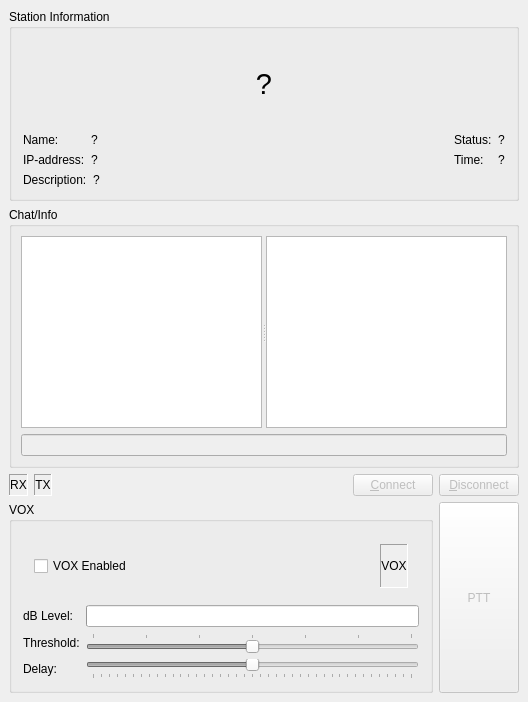
Before: the Qt Designer form src/qtel/ComDialogBase.ui in sm0svx/svxlink, drawn with Qt 5.
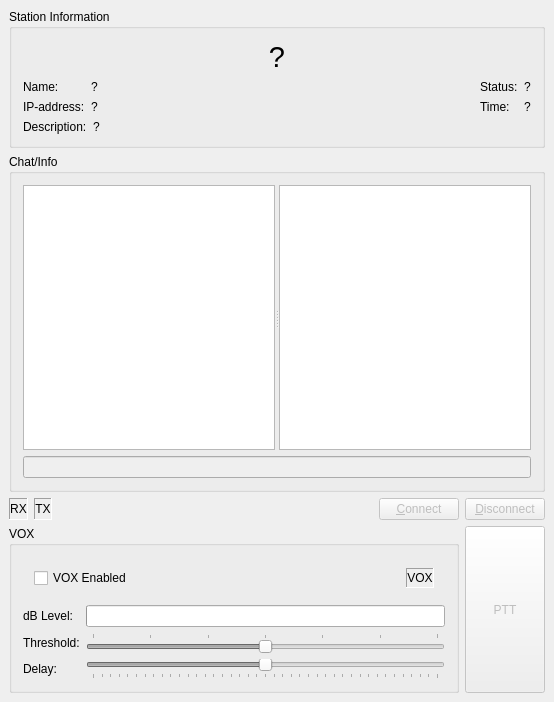
After: the same form once the commit is applied.

Commit message:
* Qtel bugfix: Copy text from chat or info dialog did not work.
* Qtel bugfix: Vertical resize bug in the ComDialog. All widgets resized
  instead of just the chat and info views.

* Qtel bugfix: If double clicking on a station to open the ComDialog
  window, one had to click on the first column. If another column
  was clicked, the contents of that would be used as the callsign.

* Qtel bugfix: Intermittent craches when closing the ComDialog while
  connected.

Patch:
```diff
--- a/src/qtel/ComDialogBase.ui
+++ b/src/qtel/ComDialogBase.ui
@@ -1,18 +1,16 @@
 <ui version="4.0" >
  <class>ComDialogBase</class>
- <widget class="QDialog" name="ComDialogBase" >
-  <property name="geometry" >
+ <widget class="QDialog" name="ComDialogBase">
+  <property name="geometry">
    <rect>
     <x>0</x>
     <y>0</y>
-    <width>528</width>
+    <width>554</width>
     <height>702</height>
    </rect>
   </property>
-  <property name="sizePolicy" >
-   <sizepolicy>
-    <hsizetype>0</hsizetype>
-    <vsizetype>0</vsizetype>
+  <property name="sizePolicy">
+   <sizepolicy hsizetype="Fixed" vsizetype="Fixed">
     <horstretch>0</horstretch>
     <verstretch>0</verstretch>
    </sizepolicy>
@@ -39,20 +37,18 @@
       <property name="spacing" >
        <number>6</number>
       </property>
-      <item row="0" column="0" colspan="2" >
-       <layout class="QHBoxLayout" >
-        <property name="margin" >
+      <item row="0" column="0" colspan="2">
+       <layout class="QHBoxLayout">
+        <property name="spacing">
+         <number>6</number>
+        </property>
+        <property name="margin">
          <number>11</number>
         </property>
-        <property name="spacing" >
-         <number>6</number>
-        </property>
         <item>
-         <widget class="QCheckBox" name="vox_enabled_checkbox" >
-          <property name="sizePolicy" >
-           <sizepolicy>
-            <hsizetype>0</hsizetype>
-            <vsizetype>0</vsizetype>
+         <widget class="QCheckBox" name="vox_enabled_checkbox">
+          <property name="sizePolicy">
+           <sizepolicy hsizetype="Fixed" vsizetype="Fixed">
             <horstretch>0</horstretch>
             <verstretch>0</verstretch>
            </sizepolicy>
@@ -209,10 +205,8 @@
      <property name="enabled" >
       <bool>false</bool>
      </property>
-     <property name="sizePolicy" >
-      <sizepolicy>
-       <hsizetype>5</hsizetype>
-       <vsizetype>5</vsizetype>
+     <property name="sizePolicy">
+      <sizepolicy hsizetype="Preferred" vsizetype="Preferred">
        <horstretch>0</horstretch>
        <verstretch>0</verstretch>
       </sizepolicy>
@@ -225,44 +219,45 @@
      </property>
     </widget>
    </item>
-   <item row="1" column="0" colspan="2" >
-    <widget class="QGroupBox" name="groupBox_2" >
-     <property name="title" >
+   <item row="1" column="0" colspan="2">
+    <widget class="QGroupBox" name="groupBox_2">
+     <property name="sizePolicy">
+      <sizepolicy hsizetype="Preferred" vsizetype="Expanding">
+       <horstretch>0</horstretch>
+       <verstretch>0</verstretch>
+      </sizepolicy>
+     </property>
+     <property name="title">
       <string>Chat/Info</string>
      </property>
-     <layout class="QVBoxLayout" >
-      <property name="margin" >
-       <number>9</number>
-      </property>
-      <property name="spacing" >
-       <number>6</number>
-      </property>
+     <layout class="QVBoxLayout" name="verticalLayout">
       <item>
-       <widget class="QSplitter" name="splitter" >
-        <property name="orientation" >
+       <widget class="QSplitter" name="splitter_2">
+        <property name="orientation">
          <enum>Qt::Horizontal</enum>
         </property>
-        <widget class="QTextEdit" name="chat_incoming" >
-         <property name="focusPolicy" >
-          <enum>Qt::NoFocus</enum>
+        <widget class="QTextBrowser" name="chat_incoming">
+         <property name="focusPolicy">
+          <enum>Qt::ClickFocus</enum>
          </property>
-         <property name="readOnly" >
-          <bool>true</bool>
+         <property name="html">
+          <string>&lt;!DOCTYPE HTML PUBLIC &quot;-//W3C//DTD HTML 4.0//EN&quot; &quot;http://www.w3.org/TR/REC-html40/strict.dtd&quot;&gt;
+&lt;html&gt;&lt;head&gt;&lt;meta name=&quot;qrichtext&quot; content=&quot;1&quot; /&gt;&lt;style type=&quot;text/css&quot;&gt;
+p, li { white-space: pre-wrap; }
+&lt;/style&gt;&lt;/head&gt;&lt;body style=&quot; font-family:'Sans Serif'; font-size:9pt; font-weight:400; font-style:normal;&quot;&gt;
+&lt;p style=&quot;-qt-paragraph-type:empty; margin-top:0px; margin-bottom:0px; margin-left:0px; margin-right:0px; -qt-block-indent:0; text-indent:0px;&quot;&gt;&lt;/p&gt;&lt;/body&gt;&lt;/html&gt;</string>
          </property>
         </widget>
-        <widget class="QTextEdit" name="info_incoming" >
-         <property name="focusPolicy" >
-          <enum>Qt::NoFocus</enum>
-         </property>
-         <property name="readOnly" >
-          <bool>true</bool>
+        <widget class="QTextBrowser" name="info_incoming">
+         <property name="focusPolicy">
+          <enum>Qt::ClickFocus</enum>
          </property>
         </widget>
        </widget>
       </item>
       <item>
-       <widget class="QLineEdit" name="chat_outgoing" >
-        <property name="enabled" >
+       <widget class="QLineEdit" name="chat_outgoing">
+        <property name="enabled">
          <bool>false</bool>
         </property>
        </widget>
@@ -270,17 +265,17 @@
      </layout>
     </widget>
    </item>
-   <item row="2" column="0" colspan="2" >
-    <layout class="QHBoxLayout" >
-     <property name="margin" >
-      <number>0</number>
-     </property>
-     <property name="spacing" >
+   <item row="2" column="0" colspan="2">
+    <layout class="QHBoxLayout">
+     <property name="spacing">
       <number>6</number>
      </property>
+     <property name="margin">
+      <number>0</number>
+     </property>
      <item>
-      <widget class="QLabel" name="rx_indicator" >
-       <property name="autoFillBackground" >
+      <widget class="QLabel" name="rx_indicator">
+       <property name="autoFillBackground">
         <bool>true</bool>
        </property>
        <property name="frameShape" >
@@ -304,8 +299,8 @@
       </widget>
      </item>
      <item>
-      <widget class="QLabel" name="tx_indicator" >
-       <property name="autoFillBackground" >
+      <widget class="QLabel" name="tx_indicator">
+       <property name="autoFillBackground">
         <bool>true</bool>
        </property>
        <property name="frameShape" >
@@ -345,8 +340,8 @@
       </spacer>
      </item>
      <item>
-      <widget class="QPushButton" name="connect_button" >
-       <property name="enabled" >
+      <widget class="QPushButton" name="connect_button">
+       <property name="enabled">
         <bool>false</bool>
        </property>
        <property name="text" >
@@ -358,8 +353,8 @@
       </widget>
      </item>
      <item>
-      <widget class="QPushButton" name="disconnect_button" >
-       <property name="enabled" >
+      <widget class="QPushButton" name="disconnect_button">
+       <property name="enabled">
         <bool>false</bool>
        </property>
        <property name="text" >
@@ -380,16 +375,16 @@
      <property name="title" >
       <string>Station Information</string>
      </property>
-     <layout class="QGridLayout" >
-      <property name="margin" >
+     <layout class="QGridLayout">
+      <property name="margin">
        <number>11</number>
       </property>
       <property name="spacing" >
        <number>6</number>
       </property>
-      <item row="0" column="0" colspan="3" >
-       <widget class="QLabel" name="call" >
-        <property name="font" >
+      <item row="0" column="0" colspan="3">
+       <widget class="QLabel" name="call">
+        <property name="font">
          <font>
           <pointsize>22</pointsize>
          </font>
@@ -405,20 +400,18 @@
         </property>
        </widget>
       </item>
-      <item row="1" column="0" >
-       <layout class="QGridLayout" >
-        <property name="margin" >
+      <item row="1" column="0">
+       <layout class="QGridLayout">
+        <property name="margin">
          <number>0</number>
         </property>
         <property name="spacing" >
          <number>6</number>
         </property>
-        <item row="1" column="0" >
-         <widget class="QLabel" name="ip_address_label" >
-          <property name="sizePolicy" >
-           <sizepolicy>
-            <hsizetype>0</hsizetype>
-            <vsizetype>0</vsizetype>
+        <item row="1" column="0">
+         <widget class="QLabel" name="ip_address_label">
+          <property name="sizePolicy">
+           <sizepolicy hsizetype="Fixed" vsizetype="Fixed">
             <horstretch>0</horstretch>
             <verstretch>0</verstretch>
            </sizepolicy>
@@ -431,9 +424,9 @@
           </property>
          </widget>
         </item>
-        <item row="0" column="0" >
-         <widget class="QLabel" name="TextLabel4" >
-          <property name="text" >
+        <item row="0" column="0">
+         <widget class="QLabel" name="TextLabel4">
+          <property name="text">
            <string>Name:</string>
           </property>
           <property name="wordWrap" >
@@ -441,12 +434,10 @@
           </property>
          </widget>
         </item>
-        <item row="1" column="1" >
-         <widget class="QLabel" name="ip_address" >
-          <property name="sizePolicy" >
-           <sizepolicy>
-            <hsizetype>0</hsizetype>
-            <vsizetype>0</vsizetype>
+        <item row="1" column="1">
+         <widget class="QLabel" name="ip_address">
+          <property name="sizePolicy">
+           <sizepolicy hsizetype="Fixed" vsizetype="Fixed">
             <horstretch>0</horstretch>
             <verstretch>0</verstretch>
            </sizepolicy>
@@ -459,9 +450,9 @@
           </property>
          </widget>
         </item>
-        <item row="0" column="1" >
-         <widget class="QLabel" name="name_label" >
-          <property name="text" >
+        <item row="0" column="1">
+         <widget class="QLabel" name="name_label">
+          <property name="text">
            <string>?</string>
           </property>
           <property name="wordWrap" >
@@ -471,7 +462,7 @@
         </item>
        </layout>
       </item>
-      <item row="1" column="1" >
+      <item row="1" column="1">
        <spacer>
         <property name="orientation" >
          <enum>Qt::Horizontal</enum>
@@ -487,20 +478,18 @@
         </property>
        </spacer>
       </item>
-      <item row="1" column="2" >
-       <layout class="QGridLayout" >
-        <property name="margin" >
+      <item row="1" column="2">
+       <layout class="QGridLayout">
+        <property name="margin">
          <number>0</number>
         </property>
         <property name="spacing" >
          <number>6</number>
         </property>
-        <item row="0" column="1" >
-         <widget class="QLabel" name="status" >
-          <property name="sizePolicy" >
-           <sizepolicy>
-            <hsizetype>0</hsizetype>
-            <vsizetype>0</vsizetype>
+        <item row="0" column="1">
+         <widget class="QLabel" name="status">
+          <property name="sizePolicy">
+           <sizepolicy hsizetype="Fixed" vsizetype="Fixed">
             <horstretch>0</horstretch>
             <verstretch>0</verstretch>
            </sizepolicy>
@@ -513,12 +502,10 @@
           </property>
          </widget>
         </item>
-        <item row="1" column="0" >
-         <widget class="QLabel" name="time_label" >
-          <property name="sizePolicy" >
-           <sizepolicy>
-            <hsizetype>0</hsizetype>
-            <vsizetype>0</vsizetype>
+        <item row="1" column="0">
+         <widget class="QLabel" name="time_label">
+          <property name="sizePolicy">
+           <sizepolicy hsizetype="Fixed" vsizetype="Fixed">
             <horstretch>0</horstretch>
             <verstretch>0</verstretch>
            </sizepolicy>
@@ -531,12 +518,10 @@
           </property>
          </widget>
         </item>
-        <item row="1" column="1" >
-         <widget class="QLabel" name="time" >
-          <property name="sizePolicy" >
-           <sizepolicy>
-            <hsizetype>0</hsizetype>
-            <vsizetype>0</vsizetype>
+        <item row="1" column="1">
+         <widget class="QLabel" name="time">
+          <property name="sizePolicy">
+           <sizepolicy hsizetype="Fixed" vsizetype="Fixed">
             <horstretch>0</horstretch>
             <verstretch>0</verstretch>
            </sizepolicy>
@@ -549,12 +534,10 @@
           </property>
          </widget>
         </item>
-        <item row="0" column="0" >
-         <widget class="QLabel" name="status_label" >
-          <property name="sizePolicy" >
-           <sizepolicy>
-            <hsizetype>0</hsizetype>
-            <vsizetype>0</vsizetype>
+        <item row="0" column="0">
+         <widget class="QLabel" name="status_label">
+          <property name="sizePolicy">
+           <sizepolicy hsizetype="Fixed" vsizetype="Fixed">
             <horstretch>0</horstretch>
             <verstretch>0</verstretch>
            </sizepolicy>
@@ -569,20 +552,18 @@
         </item>
        </layout>
       </item>
-      <item row="2" column="0" >
-       <layout class="QHBoxLayout" >
-        <property name="margin" >
-         <number>0</number>
-        </property>
-        <property name="spacing" >
+      <item row="2" column="0">
+       <layout class="QHBoxLayout">
+        <property name="spacing">
          <number>6</number>
         </property>
+        <property name="margin">
+         <number>0</number>
+        </property>
         <item>
-         <widget class="QLabel" name="description_label" >
-          <property name="sizePolicy" >
-           <sizepolicy>
-            <hsizetype>0</hsizetype>
-            <vsizetype>0</vsizetype>
+         <widget class="QLabel" name="description_label">
+          <property name="sizePolicy">
+           <sizepolicy hsizetype="Fixed" vsizetype="Fixed">
             <horstretch>0</horstretch>
             <verstretch>0</verstretch>
            </sizepolicy>
@@ -596,11 +577,9 @@
          </widget>
         </item>
         <item>
-         <widget class="QLabel" name="description" >
-          <property name="sizePolicy" >
-           <sizepolicy>
-            <hsizetype>0</hsizetype>
-            <vsizetype>0</vsizetype>
+         <widget class="QLabel" name="description">
+          <property name="sizePolicy">
+           <sizepolicy hsizetype="Fixed" vsizetype="Fixed">
             <horstretch>0</horstretch>
             <verstretch>0</verstretch>
            </sizepolicy>
@@ -620,7 +599,7 @@
    </item>
   </layout>
  </widget>
- <layoutdefault spacing="6" margin="11" />
+ <layoutdefault spacing="6" margin="11"/>
  <tabstops>
   <tabstop>connect_button</tabstop>
   <tabstop>disconnect_button</tabstop>
```
Left out of the diff: 237 changed lines with no effect on the pictures. The commit also changes 4 other files.
